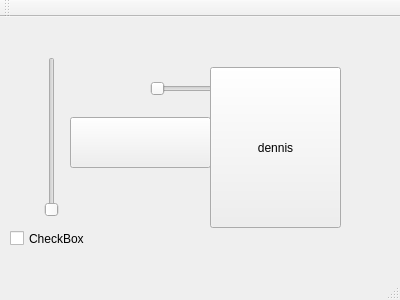
First picture: the form in quelleEstCetteNote/QuelleEstCetteNote2/mainwindow.ui, repository orichalque/quelleEstCetteNote, before the edit.
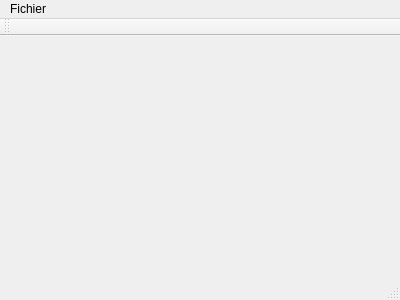
Second picture: the form after the edit. Icons and pictures are not drawn.

The edit to the form file:
```diff
--- a/quelleEstCetteNote/QuelleEstCetteNote2/mainwindow.ui
+++ b/quelleEstCetteNote/QuelleEstCetteNote2/mainwindow.ui
@@ -13,125 +13,25 @@
   <property name="windowTitle">
    <string>MainWindow</string>
   </property>
-  <widget class="QWidget" name="centralWidget">
-   <widget class="QPushButton" name="sdf">
-    <property name="geometry">
-     <rect>
-      <x>70</x>
-      <y>100</y>
-      <width>141</width>
-      <height>51</height>
-     </rect>
-    </property>
-    <property name="styleSheet">
-     <string notr="true">border-image: url(:/img/doremi);</string>
-    </property>
-    <property name="text">
-     <string/>
-    </property>
-   </widget>
-   <widget class="QSlider" name="verticalSlider">
-    <property name="geometry">
-     <rect>
-      <x>40</x>
-      <y>40</y>
-      <width>24</width>
-      <height>160</height>
-     </rect>
-    </property>
-    <property name="maximum">
-     <number>1</number>
-    </property>
-    <property name="orientation">
-     <enum>Qt::Vertical</enum>
-    </property>
-   </widget>
-   <widget class="QSlider" name="horizontalSlider">
-    <property name="geometry">
-     <rect>
-      <x>150</x>
-      <y>60</y>
-      <width>160</width>
-      <height>24</height>
-     </rect>
-    </property>
-    <property name="maximum">
-     <number>1</number>
-    </property>
-    <property name="orientation">
-     <enum>Qt::Horizontal</enum>
-    </property>
-   </widget>
-   <widget class="QPushButton" name="dfsdfsd">
-    <property name="geometry">
-     <rect>
-      <x>210</x>
-      <y>50</y>
-      <width>131</width>
-      <height>161</height>
-     </rect>
-    </property>
-    <property name="font">
-     <font>
-      <weight>50</weight>
-      <italic>false</italic>
-      <bold>false</bold>
-      <underline>false</underline>
-      <strikeout>false</strikeout>
-      <kerning>false</kerning>
-     </font>
-    </property>
-    <property name="accessibleName">
-     <string comment="cwcdsf"/>
-    </property>
-    <property name="styleSheet">
-     <string notr="true"/>
-    </property>
-    <property name="text">
-     <string comment="sqdfqs" extracomment="cxcw">dennis</string>
-    </property>
-    <property name="iconSize">
-     <size>
-      <width>50</width>
-      <height>16</height>
-     </size>
-    </property>
-    <property name="checkable">
-     <bool>true</bool>
-    </property>
-    <property name="checked">
-     <bool>false</bool>
-    </property>
-    <property name="autoRepeat">
-     <bool>false</bool>
-    </property>
-    <property name="autoExclusive">
-     <bool>false</bool>
-    </property>
-   </widget>
-   <widget class="QCheckBox" name="checkBox">
-    <property name="geometry">
-     <rect>
-      <x>10</x>
-      <y>210</y>
-      <width>104</width>
-      <height>23</height>
-     </rect>
-    </property>
-    <property name="text">
-     <string>CheckBox</string>
-    </property>
-   </widget>
-  </widget>
+  <widget class="QWidget" name="centralWidget"/>
   <widget class="QMenuBar" name="menuBar">
    <property name="geometry">
     <rect>
      <x>0</x>
      <y>0</y>
      <width>400</width>
-     <height>28</height>
+     <height>27</height>
     </rect>
    </property>
+   <widget class="QMenu" name="menuFichier">
+    <property name="title">
+     <string>Fichier</string>
+    </property>
+    <addaction name="actionOuvrir_une_partition"/>
+    <addaction name="separator"/>
+    <addaction name="actionQuitter"/>
+   </widget>
+   <addaction name="menuFichier"/>
   </widget>
   <widget class="QToolBar" name="mainToolBar">
    <attribute name="toolBarArea">
```
Left out of the diff: 10 changed lines with no effect on the pictures.
